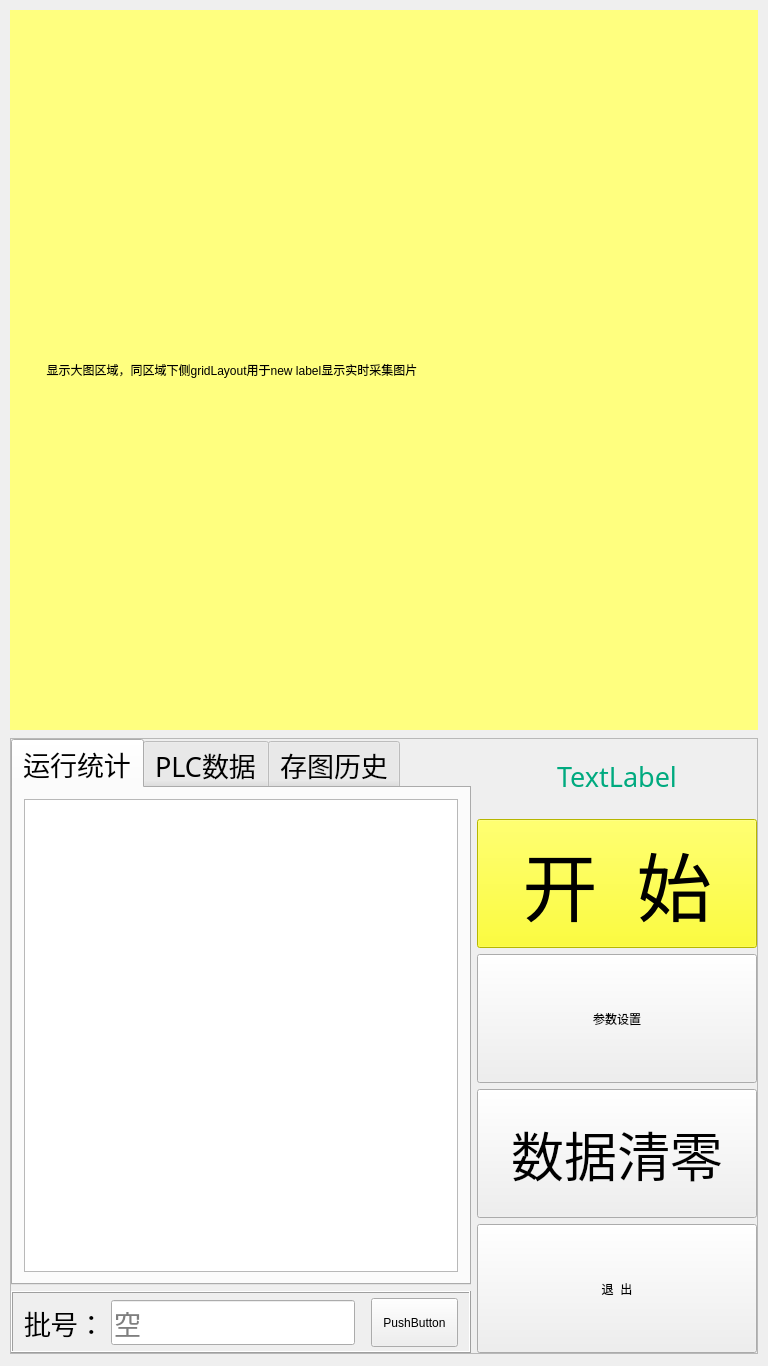
Old version of the form Device360/Device360.ui in the repository zhaoxiaochun-art/360.
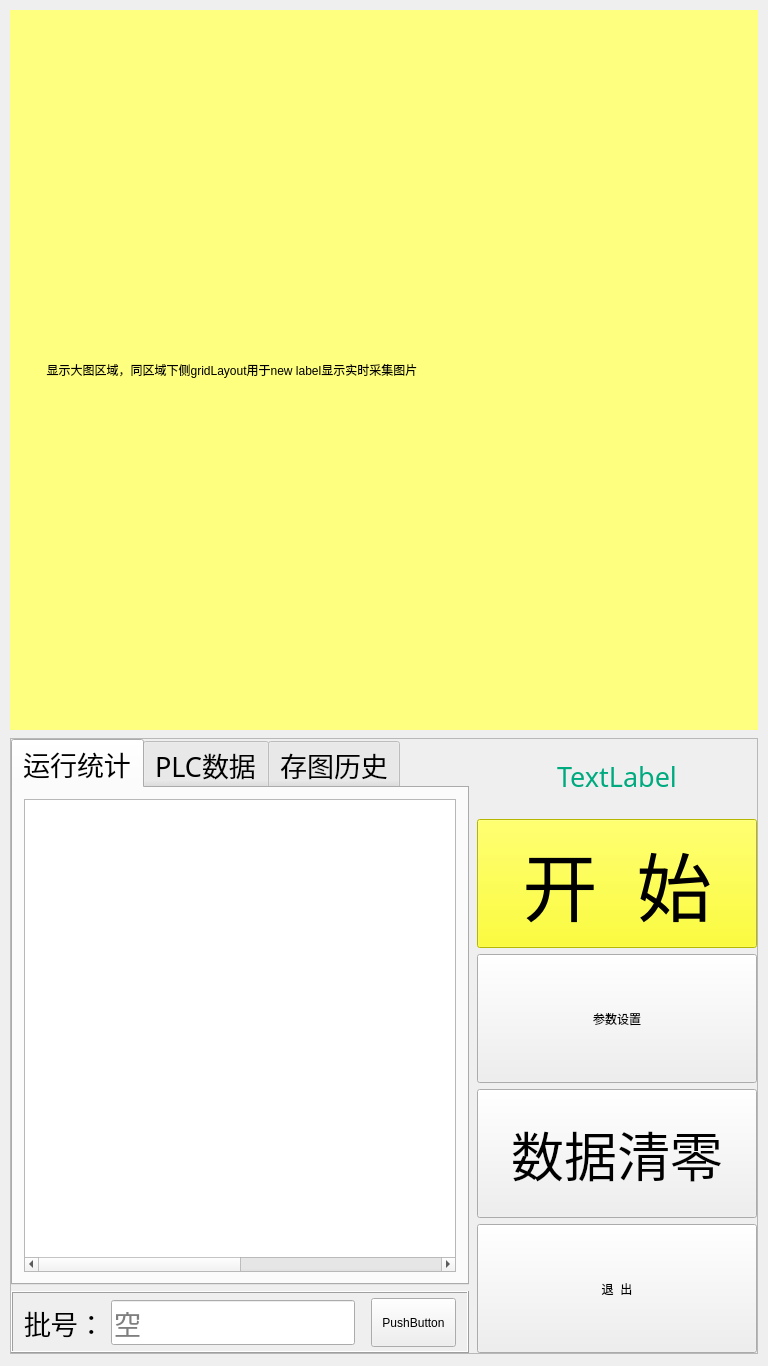
New version of the form. Custom widgets are drawn as their Qt base class.

```diff
--- a/Device360/Device360.ui
+++ b/Device360/Device360.ui
@@ -345,6 +345,22 @@
          </item>
         </layout>
        </item>
+       <item>
+        <spacer name="horizontalSpacer_2">
+         <property name="orientation">
+          <enum>Qt::Horizontal</enum>
+         </property>
+         <property name="sizeType">
+          <enum>QSizePolicy::Fixed</enum>
+         </property>
+         <property name="sizeHint" stdset="0">
+          <size>
+           <width>2</width>
+           <height>20</height>
+          </size>
+         </property>
+        </spacer>
+       </item>
        <item>
         <layout class="QVBoxLayout" name="verticalLayout_3">
          <item>
```
Left out of the diff: 67 changed lines with no effect on the pictures.
